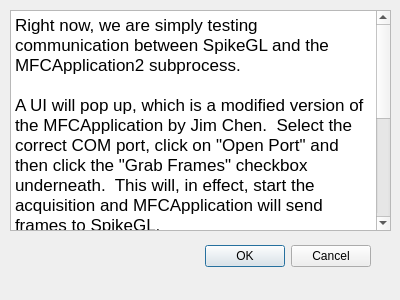
Qt form FG_ConfigDialog.ui (acorver/SpikeGL) before a commit.
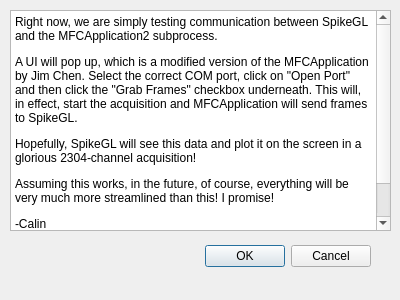
The same form after that commit.

Diff of the .ui file:
```diff
--- a/FG_ConfigDialog.ui
+++ b/FG_ConfigDialog.ui
@@ -38,21 +38,23 @@
      <height>221</height>
     </rect>
    </property>
+   <property name="font">
+    <font>
+     <family>MS Shell Dlg 2</family>
+     <pointsize>9</pointsize>
+    </font>
+   </property>
    <property name="html">
     <string>&lt;!DOCTYPE HTML PUBLIC &quot;-//W3C//DTD HTML 4.0//EN&quot; &quot;http://www.w3.org/TR/REC-html40/strict.dtd&quot;&gt;
 &lt;html&gt;&lt;head&gt;&lt;meta name=&quot;qrichtext&quot; content=&quot;1&quot; /&gt;&lt;style type=&quot;text/css&quot;&gt;
 p, li { white-space: pre-wrap; }
-&lt;/style&gt;&lt;/head&gt;&lt;body style=&quot; font-family:'.Lucida Grande UI'; font-size:13pt; font-weight:400; font-style:normal;&quot;&gt;
-&lt;p style=&quot; margin-top:0px; margin-bottom:0px; margin-left:0px; margin-right:0px; -qt-block-indent:0; text-indent:0px;&quot;&gt;Right now, we are simply testing communication between SpikeGL and the MFCApplication2 subprocess.&lt;/p&gt;
-&lt;p style=&quot;-qt-paragraph-type:empty; margin-top:0px; margin-bottom:0px; margin-left:0px; margin-right:0px; -qt-block-indent:0; text-indent:0px;&quot;&gt;&lt;br /&gt;&lt;/p&gt;
-&lt;p style=&quot; margin-top:0px; margin-bottom:0px; margin-left:0px; margin-right:0px; -qt-block-indent:0; text-indent:0px;&quot;&gt;A UI will pop up, which is a modified version of the MFCApplication by Jim Chen.  Select the correct COM port, click on &amp;quot;Open Port&amp;quot; and then click the &amp;quot;Grab Frames&amp;quot; checkbox underneath.  This will, in effect, start the acquisition and MFCApplication will send frames to SpikeGL.  &lt;/p&gt;
-&lt;p style=&quot;-qt-paragraph-type:empty; margin-top:0px; margin-bottom:0px; margin-left:0px; margin-right:0px; -qt-block-indent:0; text-indent:0px;&quot;&gt;&lt;br /&gt;&lt;/p&gt;
-&lt;p style=&quot; margin-top:0px; margin-bottom:0px; margin-left:0px; margin-right:0px; -qt-block-indent:0; text-indent:0px;&quot;&gt;Hopefully, SpikeGL will see this data and plot it on the screen in a glorious 2304-channel acquisition!&lt;/p&gt;
-&lt;p style=&quot;-qt-paragraph-type:empty; margin-top:0px; margin-bottom:0px; margin-left:0px; margin-right:0px; -qt-block-indent:0; text-indent:0px;&quot;&gt;&lt;br /&gt;&lt;/p&gt;
-&lt;p style=&quot; margin-top:0px; margin-bottom:0px; margin-left:0px; margin-right:0px; -qt-block-indent:0; text-indent:0px;&quot;&gt;Assuming this works, in the future, of course, everything will be very much more streamlined than this! I promise!&lt;/p&gt;
-&lt;p style=&quot;-qt-paragraph-type:empty; margin-top:0px; margin-bottom:0px; margin-left:0px; margin-right:0px; -qt-block-indent:0; text-indent:0px;&quot;&gt;&lt;br /&gt;&lt;/p&gt;
-&lt;p style=&quot; margin-top:0px; margin-bottom:0px; margin-left:0px; margin-right:0px; -qt-block-indent:0; text-indent:0px;&quot;&gt;-Calin&lt;/p&gt;
-&lt;p style=&quot; margin-top:0px; margin-bottom:0px; margin-left:0px; margin-right:0px; -qt-block-indent:0; text-indent:0px;&quot;&gt; &lt;/p&gt;&lt;/body&gt;&lt;/html&gt;</string>
+&lt;/style&gt;&lt;/head&gt;&lt;body style=&quot; font-family:'MS Shell Dlg 2'; font-size:9pt; font-weight:400; font-style:normal;&quot;&gt;
+&lt;p style=&quot; margin-top:12px; margin-bottom:12px; margin-left:0px; margin-right:0px; -qt-block-indent:0; text-indent:0px;&quot;&gt;Right now, we are simply testing communication between SpikeGL and the MFCApplication2 subprocess.&lt;/p&gt;
+&lt;p style=&quot; margin-top:12px; margin-bottom:12px; margin-left:0px; margin-right:0px; -qt-block-indent:0; text-indent:0px;&quot;&gt;A UI will pop up, which is a modified version of the MFCApplication by Jim Chen. Select the correct COM port, click on &amp;quot;Open Port&amp;quot; and then click the &amp;quot;Grab Frames&amp;quot; checkbox underneath. This will, in effect, start the acquisition and MFCApplication will send frames to SpikeGL. &lt;/p&gt;
+&lt;p style=&quot; margin-top:12px; margin-bottom:12px; margin-left:0px; margin-right:0px; -qt-block-indent:0; text-indent:0px;&quot;&gt;Hopefully, SpikeGL will see this data and plot it on the screen in a glorious 2304-channel acquisition!&lt;/p&gt;
+&lt;p style=&quot; margin-top:12px; margin-bottom:12px; margin-left:0px; margin-right:0px; -qt-block-indent:0; text-indent:0px;&quot;&gt;Assuming this works, in the future, of course, everything will be very much more streamlined than this! I promise!&lt;/p&gt;
+&lt;p style=&quot; margin-top:12px; margin-bottom:12px; margin-left:0px; margin-right:0px; -qt-block-indent:0; text-indent:0px;&quot;&gt;-Calin&lt;/p&gt;
+&lt;p style=&quot; margin-top:12px; margin-bottom:12px; margin-left:0px; margin-right:0px; -qt-block-indent:0; text-indent:0px;&quot;&gt;&lt;br /&gt;&lt;/p&gt;&lt;/body&gt;&lt;/html&gt;</string>
    </property>
   </widget>
  </widget>
```
